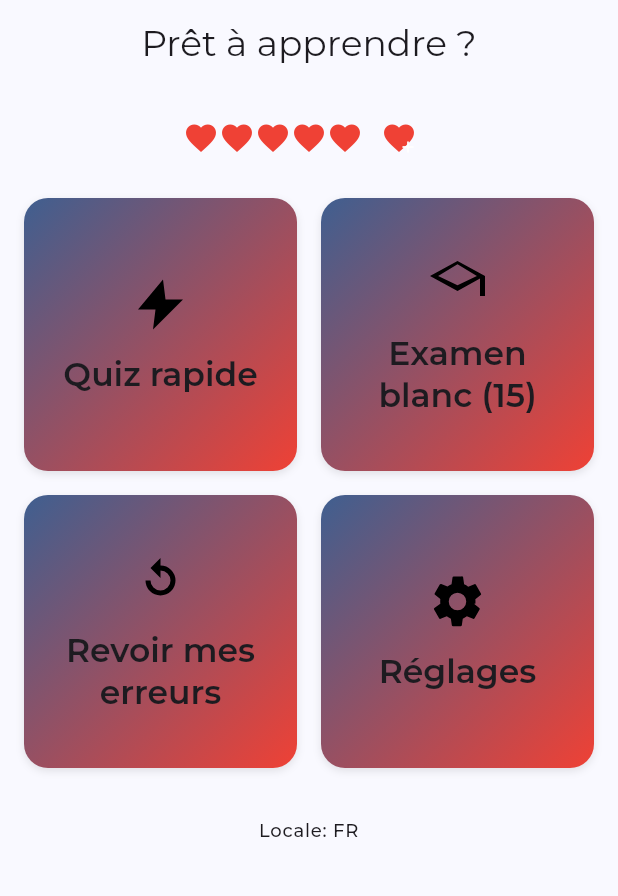
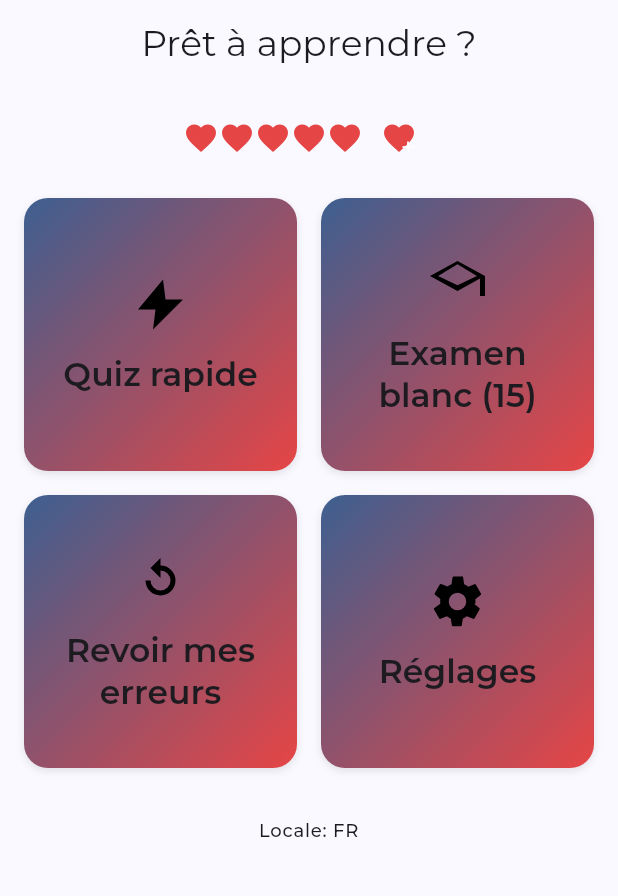
Before and after one commit to Myoxsis/french_citizenship_app, a Flutter app: the screen it shows after launch, on a phone screen of 412 x 824 dp, the part 294-1190 px from its top. Run offline on Flutter 3.47's test engine with Material 3 defaults, Android fonts, the phone set to English and light mode, and no system bars; drawn by our look-alikes of google_mobile_ads; our stand-ins replace easy_localization, flutter_riverpod, flutter_svg, go_router, google_fonts, shared_preferences; network calls fail.

Commit message:
Update theme colors and dynamic contrast

```diff
--- a/lib/theme.dart
+++ b/lib/theme.dart
@@ -5,9 +5,12 @@ import 'theme_extensions.dart';
 
 ThemeData buildTheme(bool dark) {
   // Brand colors
-  const primary = Color(0xFF0055A4);
-  const secondary = Color(0xFFEF4135);
-  const neutral = Color(0xFF6C757D);
+  const primary = Color(0xFF003A70);
+  const secondary = Color(0xFFE64545);
+  const neutral = Color(0xFF64748B);
+
+  Color onColor(Color color) =>
+      color.computeLuminance() > 0.5 ? Colors.black : Colors.white;
 
   final scheme = ColorScheme.fromSeed(
     seedColor: primary,
@@ -15,9 +18,9 @@ ThemeData buildTheme(bool dark) {
     tertiary: neutral,
     brightness: dark ? Brightness.dark : Brightness.light,
   ).copyWith(
-    onPrimary: Colors.white,
-    onSecondary: Colors.white,
-    onTertiary: dark ? Colors.black : Colors.white,
+    onPrimary: onColor(primary),
+    onSecondary: onColor(secondary),
+    onTertiary: onColor(neutral),
   );
 
   final statusColors = StatusColors(
```
